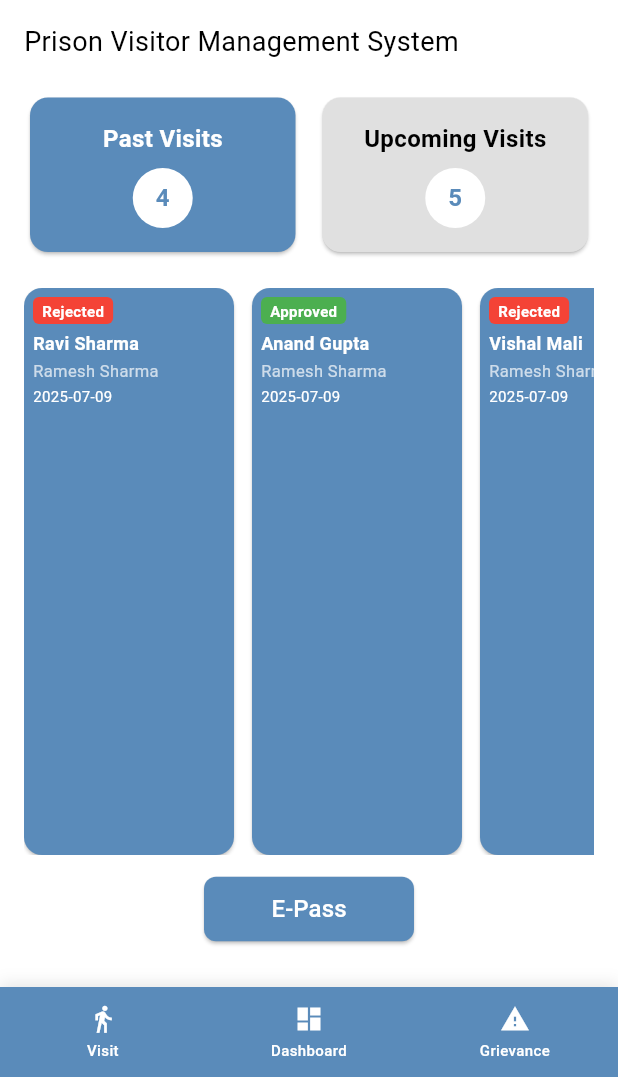
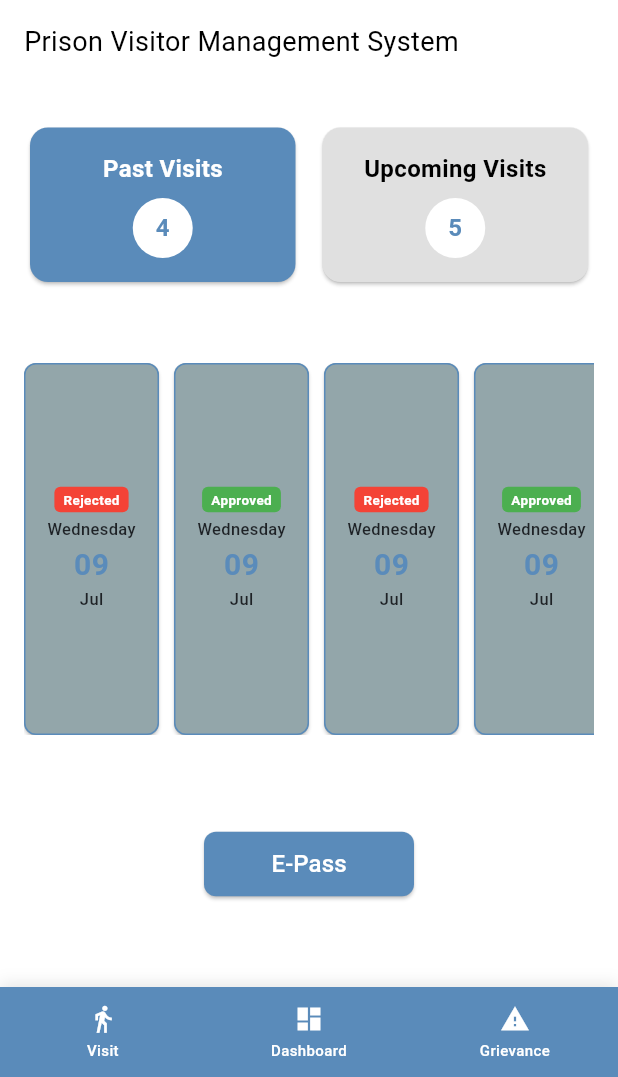
Before and after one commit to Vainyala17/eMulakat, a Flutter app: the HomeScreen screen opened directly, on a phone screen of 412 x 824 dp, the part 159-1236 px from its top. Run offline on Flutter 3.47's test engine with Material 3 defaults, Android fonts, the phone set to English and light mode, and no system bars; our stand-ins replace flutter_tts, image_picker, speech_to_text, sqflite, video_player, webview_flutter; missing offline and left inert: syncfusion_flutter_pdfviewer; accounts and stored records are empty.

Commit message:
first commit

```diff
--- a/lib/screens/home/home_screen.dart
+++ b/lib/screens/home/home_screen.dart
@@ -22,14 +22,8 @@ class _HomeScreenState extends State<HomeScreen> {
   String _selectedLanguage = 'English';
   double _fontSize = 16.0;
   Color _selectedColor = AppColors.primary;
-  // Remove the problematic late field
-  // late final VisitStatus status;
 
   final List<String> _languages = ['English', 'Hindi', 'Marathi'];
-  final List<String> _colorOptions = [
-    "edeeee", "5a8bba", "1e2226", "93a6aa", "817777",
-    "39434d", "1f5278", "dd4b48", "545051", "526a5d"
-  ];
 
   @override
   void initState() {
@@ -131,6 +125,31 @@ class _HomeScreenState extends State<HomeScreen> {
     const months = ['Jan', 'Feb', 'Mar', 'Apr', 'May', 'Jun',
       'Jul', 'Aug', 'Sep', 'Oct', 'Nov', 'Dec'];
     return months[date.month - 1];
+  }
+
+  Color statusColor(VisitStatus status) {
+    switch (status) {
+      case VisitStatus.approved:
+        return Colors.green;
+      case VisitStatus.rejected:
+        return Colors.red;
+      case VisitStatus.pending:
+        return Colors.orange;
+      default:
+        return Colors.grey;
+    }
+  }
+
+  // Fixed: Create a method that takes status as parameter
+  String getStatusText(VisitStatus status) {
+    switch (status) {
+      case VisitStatus.approved:
+        return 'Approved';
+      case VisitStatus.rejected:
+        return 'Rejected';
+      case VisitStatus.pending:
+        return 'Pending';
+    }
   }
 
   bool showPastVisits = true;
@@ -398,55 +417,10 @@ class _HomeScreenState extends State<HomeScreen> {
     );
   }
 
-  Widget _buildVisitCard(VisitorModel visitor) {
-    return Card(
-      margin: EdgeInsets.symmetric(vertical: 8),
-      elevation: 3,
-      child: Padding(
-        padding: const EdgeInsets.all(12.0),
-        child: Column(
-          crossAxisAlignment: CrossAxisAlignment.start,
-          children: [
-            Text('Visitor: ${visitor.visitorName}',
-                style: TextStyle(fontSize: 16, fontWeight: FontWeight.bold)),
-            Text('Prisoner: ${visitor.prisonerName}'),
-            Text('Date: ${visitor.visitDate.toLocal().toString().split(' ')[0]}'),
-            Text('Jail: ${visitor.jail}'),
-            Text('Mode: ${visitor.isPhysicalVisit ? "Physical" : "Virtual"}'),
-          ],
-        ),
-      ),
-    );
-  }
-
-  Color statusColor(VisitStatus status) {
-    switch (status) {
-      case VisitStatus.approved:
-        return Colors.green;
-      case VisitStatus.rejected:
-        return Colors.red;
-      case VisitStatus.pending:
-        return Colors.orange;
-      default:
-        return Colors.grey;
-    }
-  }
-
-  // Fixed: Create a method that takes status as parameter
-  String getStatusText(VisitStatus status) {
-    switch (status) {
-      case VisitStatus.approved:
-        return 'Approved';
-      case VisitStatus.rejected:
-        return 'Rejected';
-      case VisitStatus.pending:
-        return 'Pending';
-    }
-  }
-
   Widget _buildHorizontalVisitCards(List<VisitorModel> visits) {
-    return SizedBox(
-      height: 10, // Reduced from 130 to 100
+    return Container(
+      height: 100,
+      color: Colors.white, // ✅ Set background color to white
       child: ListView.builder(
         scrollDirection: Axis.horizontal,
         itemCount: visits.length,
@@ -459,57 +433,61 @@ class _HomeScreenState extends State<HomeScreen> {
               });
             },
             child: Card(
-              color: AppColors.primary,
-              margin: EdgeInsets.only(right: 12),
+              margin: const EdgeInsets.only(right: 10),
+              shape: RoundedRectangleBorder(
+                borderRadius: BorderRadius.circular(8),
+                side: BorderSide(color: AppColors.primary),
+              ),
               child: Container(
-                width: 140, // Reduced from 160 to 140
-                padding: EdgeInsets.all(6), // Reduced from 12 to 8
+                width: 90,
+                padding: const EdgeInsets.symmetric(vertical: 6, horizontal: 4),
                 child: Column(
-                  crossAxisAlignment: CrossAxisAlignment.start,
+                  mainAxisAlignment: MainAxisAlignment.center,
                   children: [
                     // Status badge
                     Container(
-                      padding: EdgeInsets.symmetric(horizontal: 6, vertical: 2),
+                      padding: const EdgeInsets.symmetric(horizontal: 6, vertical: 2),
                       decoration: BoxDecoration(
                         color: statusColor(visitor.status),
                         borderRadius: BorderRadius.circular(4),
                       ),
                       child: Text(
-                        getStatusText(visitor.status), // Fixed: Use the method with parameter
-                        style: TextStyle(
+                        getStatusText(visitor.status),
+                        style: const TextStyle(
                           color: Colors.white,
-                          fontSize: 10,
+                          fontSize: 9,
                           fontWeight: FontWeight.bold,
                         ),
                       ),
                     ),
-                    SizedBox(height: 4),
+                    const SizedBox(height: 3),
+
+                    // Day of week
                     Text(
-                      visitor.visitorName,
-                      style: TextStyle(
-                        color: Colors.white,
+                      getDayOfWeek(visitor.visitDate),
+                      style: const TextStyle(
+                        fontSize: 11,
+                        fontWeight: FontWeight.w500,
+                      ),
+                    ),
+                    const SizedBox(height: 2),
+
+                    // Date (big)
+                    Text(
+                      visitor.visitDate.day.toString().padLeft(2, '0'),
+                      style: const TextStyle(
+                        fontSize: 20,
                         fontWeight: FontWeight.bold,
-                        fontSize: 12, // Reduced font size
+                        color: AppColors.primary,
                       ),
-                      maxLines: 1,
-                      overflow: TextOverflow.ellipsis,
                     ),
-                    SizedBox(height: 2),
+
+                    // Month
                     Text(
-                      visitor.prisonerName,
-                      style: TextStyle(
-                        color: Colors.white70,
-                        fontSize: 11, // Reduced font size
-                      ),
-                      maxLines: 1,
-                      overflow: TextOverflow.ellipsis,
-                    ),
-                    SizedBox(height: 2),
-                    Text(
-                      '${visitor.visitDate.toLocal().toString().split(' ')[0]}',
-                      style: TextStyle(
-                        color: Colors.white,
-                        fontSize: 10, // Reduced font size
+                      getMonthName(visitor.visitDate),
+                      style: const TextStyle(
+                        fontSize: 11,
+                        fontWeight: FontWeight.w500,
                       ),
                     ),
                   ],
@@ -521,6 +499,7 @@ class _HomeScreenState extends State<HomeScreen> {
       ),
     );
   }
+
 
   Widget _buildVerticalVisitCards(List<VisitorModel> visits) {
     return ListView.builder(
@@ -757,7 +736,7 @@ class _HomeScreenState extends State<HomeScreen> {
                 color: Colors.black,
               ),
             ),
-            SizedBox(height: 20),
+            SizedBox(height: 40),
             Row(
               children: [
                 _buildVisitTypeCard('Past Visits', pastVisits.length, showPastVisits, () {
@@ -775,7 +754,7 @@ class _HomeScreenState extends State<HomeScreen> {
                 }),
               ],
             ),
-            SizedBox(height: 20),
+            SizedBox(height: 50),
 
             // Dynamic View
             Expanded(
@@ -784,7 +763,7 @@ class _HomeScreenState extends State<HomeScreen> {
                   : _buildHorizontalVisitCards(showPastVisits ? pastVisits : upcomingVisits),
             ),
 
-            SizedBox(width: 30),
+            SizedBox(height: 50),
             // E-Pass Button
             Padding(
               padding: EdgeInsets.symmetric(vertical: 12.0), // Adds space top and bottom
@@ -810,6 +789,7 @@ class _HomeScreenState extends State<HomeScreen> {
                 ),
               ),
             ),
+            SizedBox(height: 30),
           ],
         ),
       ),
```
